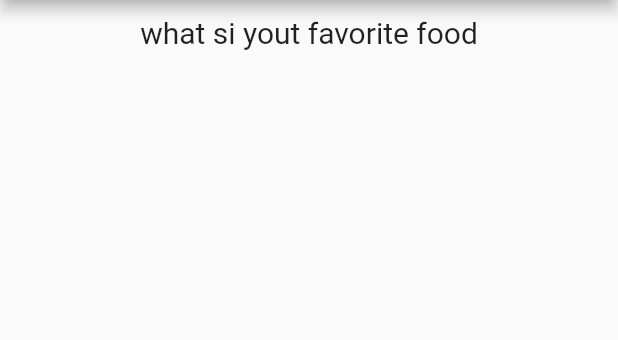
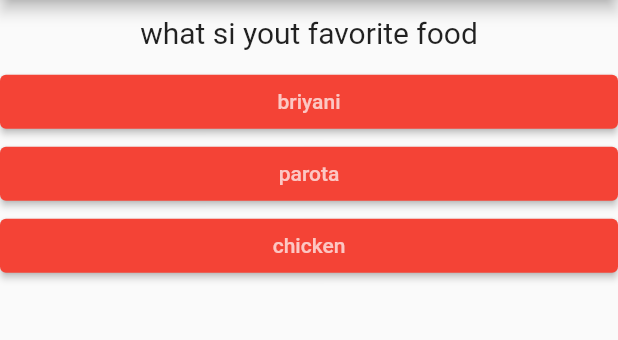
Before and after one commit to iamrithu/flutter_quiz_app, a Flutter app: the screen it shows after launch, on a phone screen of 412 x 824 dp, the part 84-424 px from its top. Run offline on Flutter 3.47's test engine with Material 2 defaults, Android fonts, the phone set to English and light mode, and no system bars.

Commit message:
final vs const

```diff
--- a/lib/Answer.dart
+++ b/lib/Answer.dart
@@ -2,20 +2,21 @@ import 'package:flutter/material.dart';
 
 class Answers extends StatelessWidget {
   final Function() selectAns;
+  final String ansOption;
 
-  Answers(this.selectAns);
+  Answers(this.selectAns, this.ansOption);
 
   @override
   Widget build(BuildContext context) {
     return Container(
       width: double.infinity,
       child: ElevatedButton(
-        child: const Text(
-          'Answer !',
+        child: Text(
+          ansOption,
           style: TextStyle(color: Colors.white70),
         ),
-        style: ButtonStyle(
-            backgroundColor: MaterialStateProperty.all(Colors.purple[300])),
+        style:
+            ButtonStyle(backgroundColor: MaterialStateProperty.all(Colors.red)),
         onPressed: selectAns,
       ),
     );
--- a/lib/main.dart
+++ b/lib/main.dart
@@ -37,6 +37,18 @@ class _MyAppState extends State<MyApp> {
         "questionsCollection": 'what si yout favorite color',
         "answer": ["Red", 'Blue', "Green"]
       },
+      {
+        "questionsCollection": 'what si yout favorite sports',
+        "answer": ["Cricker", 'Footbas']
+      },
+      {
+        "questionsCollection": 'what si yout favorite bike',
+        "answer": ["Yamaha", 'Ktm']
+      },
+      {
+        "questionsCollection": 'what si yout favorite cricketer',
+        "answer": ["Ms", 'virat', 'Rohit']
+      },
     ];
 
     return MaterialApp(
@@ -50,6 +62,12 @@ class _MyAppState extends State<MyApp> {
             Questions(
               questions[_questionIndex]['questionsCollection'].toString(),
             ),
+            // Answers(_answerQuetion),
+            // Answers(_answerQuetion),
+            // Answers(_answerQuetion),
+            ...(questions[_questionIndex]['answer'] as List<String>).map((ans) {
+              return Answers(_answerQuetion, ans);
+            }),
           ],
         ),
       ),
```
